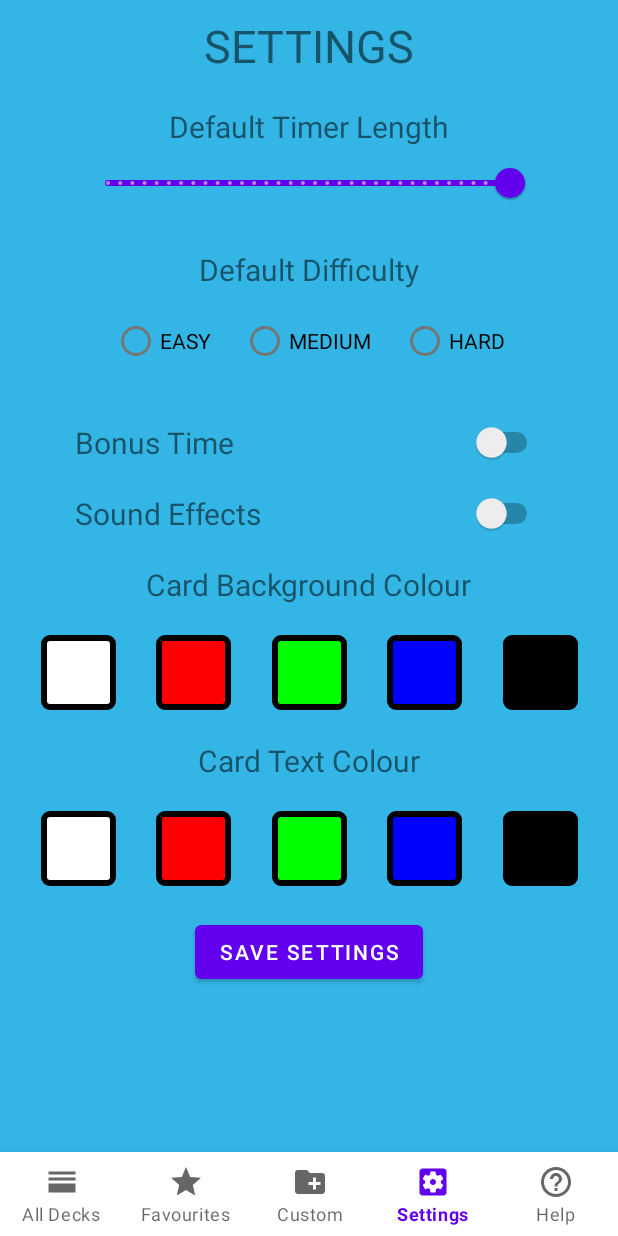
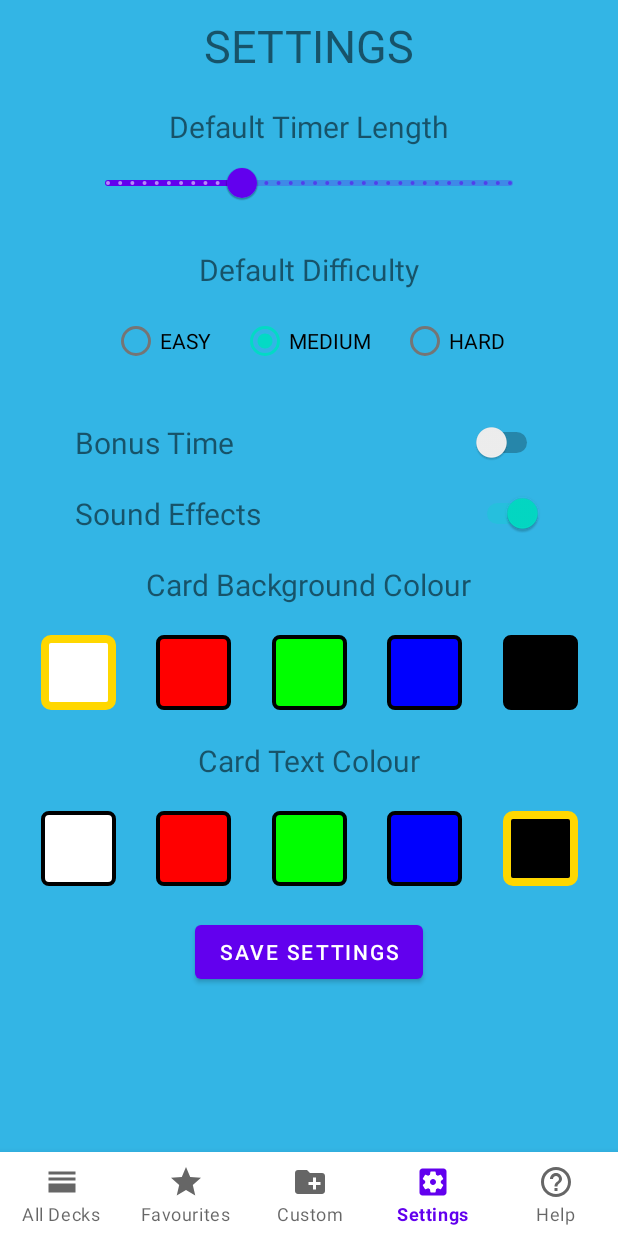
Before and after one commit to SilasParker/HeadsUp2, an Android app: the screen it shows after launch (MainActivity), item 4 of the bottom bar chosen, on a phone screen of 412 x 824 dp. Run offline under Robolectric (Android 15) with nearby library versions, the phone set to English and light mode, and no system bars; our stand-ins replace Firebase (no records; nobody signed in at launch, a user with empty details on screens opened directly).

Commit message:
Finished Settings Fragment Functionality
CustomFragment.java: Fixed a bug causes by switching activity too fast

SettingsFragment.java: Finished fragment functionality

```diff
--- a/app/src/main/java/com/silas/headsup/MainActivity.java
+++ b/app/src/main/java/com/silas/headsup/MainActivity.java
@@ -1,8 +1,9 @@
 package com.silas.headsup;
 //TODO:
 /*
-add new line to name/author in generateTable
-search database
+change card/text colour in game
+add sound effects
+do help screen
  */
 
 
--- a/app/src/main/java/com/silas/headsup/SettingsFragment.java
+++ b/app/src/main/java/com/silas/headsup/SettingsFragment.java
@@ -1,8 +1,11 @@
 package com.silas.headsup;
 
 
+import android.app.Activity;
 import android.content.Context;
 import android.content.SharedPreferences;
+import android.graphics.Color;
+import android.graphics.drawable.GradientDrawable;
 import android.os.Bundle;
 import android.view.LayoutInflater;
 import android.view.View;
@@ -11,6 +14,7 @@ import android.widget.ImageButton;
 import android.widget.RadioButton;
 import android.widget.RadioGroup;
 import android.widget.Switch;
+import android.widget.Toast;
 
 import androidx.annotation.NonNull;
 import androidx.annotation.Nullable;
@@ -29,7 +33,34 @@ public class SettingsFragment extends Fragment {
 
     @Override
     public void onResume() {
+
         super.onResume();
+        initialiseSettings();
+        setColourOnClick(getActivity().findViewById(R.id.settingsCardColourWhite),true,0);
+        setColourOnClick(getActivity().findViewById(R.id.settingsCardColourRed),true,1);
+        setColourOnClick(getActivity().findViewById(R.id.settingsCardColourGreen),true,2);
+        setColourOnClick(getActivity().findViewById(R.id.settingsCardColourBlue),true,3);
+        setColourOnClick(getActivity().findViewById(R.id.settingsCardColourBlack),true,4);
+        setColourOnClick(getActivity().findViewById(R.id.settingsCardTextColourWhite),false,0);
+        setColourOnClick(getActivity().findViewById(R.id.settingsCardTextColourRed),false,1);
+        setColourOnClick(getActivity().findViewById(R.id.settingsCardTextColourGreen),false,2);
+        setColourOnClick(getActivity().findViewById(R.id.settingsCardTextColourBlue),false,3);
+        setColourOnClick(getActivity().findViewById(R.id.settingsCardTextColourBlack),false,4);
+        getActivity().findViewById(R.id.settingsSaveButton).setOnClickListener(new View.OnClickListener() {
+            @Override
+            public void onClick(View v) {
+                savePrefs();
+            }
+        });
+    }
+
+    private void setColourOnClick(ImageButton imgBut, boolean background, int colour) {
+        imgBut.setOnClickListener(new View.OnClickListener() {
+            @Override
+            public void onClick(View v) {
+                highlightColour(background,colour);
+            }
+        });
     }
 
     private void initialiseSettings() {
@@ -75,6 +106,86 @@ public class SettingsFragment extends Fragment {
                 imageBut = (ImageButton) getActivity().findViewById(R.id.settingsCardColourWhite);
                 break;
         }
-        //implement highlighted button
+        highlightColour(true,MainActivity.sharedPrefs.getInt("cardColour",0));
+
+        switch(MainActivity.sharedPrefs.getInt("textColour",0)) {
+            case 1:
+                imageBut = (ImageButton) getActivity().findViewById(R.id.settingsCardTextColourRed);
+                break;
+            case 2:
+                imageBut = (ImageButton) getActivity().findViewById(R.id.settingsCardTextColourGreen);
+                break;
+            case 3:
+                imageBut = (ImageButton) getActivity().findViewById(R.id.settingsCardTextColourBlue);
+                break;
+            case 4:
+                imageBut = (ImageButton) getActivity().findViewById(R.id.settingsCardTextColourBlack);
+                break;
+            default:
+                imageBut = (ImageButton) getActivity().findViewById(R.id.settingsCardTextColourWhite);
+                break;
+        }
+        highlightColour(false,MainActivity.sharedPrefs.getInt("textColour",0));
+    }
+
+    private void highlightColour(boolean background,int colour) {
+        ImageButton[] buttons = new ImageButton[5];
+        if(background) {
+            buttons[0] = getActivity().findViewById(R.id.settingsCardColourWhite);
+            buttons[1] = getActivity().findViewById(R.id.settingsCardColourRed);
+            buttons[2] = getActivity().findViewById(R.id.settingsCardColourGreen);
+            buttons[3] = getActivity().findViewById(R.id.settingsCardColourBlue);
+            buttons[4] = getActivity().findViewById(R.id.settingsCardColourBlack);
+        } else {
+            buttons[0] = getActivity().findViewById(R.id.settingsCardTextColourWhite);
+            buttons[1] = getActivity().findViewById(R.id.settingsCardTextColourRed);
+            buttons[2] = getActivity().findViewById(R.id.settingsCardTextColourGreen);
+            buttons[3] = getActivity().findViewById(R.id.settingsCardTextColourBlue);
+            buttons[4] = getActivity().findViewById(R.id.settingsCardTextColourBlack);
+        }
+        for(int i = 0; i < 5; i++) {
+            GradientDrawable imageButDrawable = (GradientDrawable) buttons[i].getDrawable();
+            if(colour == i) {
+                imageButDrawable.setStroke(8, Color.parseColor("#FFD700"));
+                if(background) {
+                    this.selectedCardColour = colour;
+                } else {
+                    this.selectedCardTextColour = colour;
+                }
+            } else {
+                imageButDrawable.setStroke(4, Color.parseColor("#000000"));
+
+            }
+        }
+    }
+
+    private void savePrefs() {
+        Slider slider = getActivity().findViewById(R.id.settingsTimerSlider);
+        float timer = slider.getValue();
+
+        RadioGroup radGroup = getActivity().findViewById(R.id.settingsDifficultyRadioGroup);
+        RadioButton radBut = getActivity().findViewById(radGroup.getCheckedRadioButtonId());
+        String difficultyStr = (String) radBut.getText();
+        int difficulty = 0;
+        if(difficultyStr.equals("MEDIUM")) {
+            difficulty = 1;
+        } else if(difficultyStr.equals("HARD")) {
+            difficulty = 2;
+        }
+
+        boolean bonus = ((Switch) getActivity().findViewById(R.id.settingsBonusSwitch)).isChecked();
+
+        boolean sound = ((Switch) getActivity().findViewById(R.id.settingsSoundSwitch)).isChecked();
+
+        SharedPreferences.Editor editor = MainActivity.sharedPrefs.edit();
+        editor.putFloat("timer",timer);
+        editor.putInt("difficulty",difficulty);
+        editor.putBoolean("bonusTime",bonus);
+        editor.putBoolean("soundEffects",sound);
+        System.out.println("SET: "+this.selectedCardColour+" "+this.selectedCardTextColour);
+        editor.putInt("textColour",this.selectedCardTextColour);
+        editor.putInt("cardColour",this.selectedCardColour);
+        editor.commit();
+        Toast.makeText(getContext(),"Settings Saved",Toast.LENGTH_SHORT).show();
     }
 }
```
Also changed, not shown: app/src/main/java/com/silas/headsup/CustomFragment.java (+9 -7 lines).
